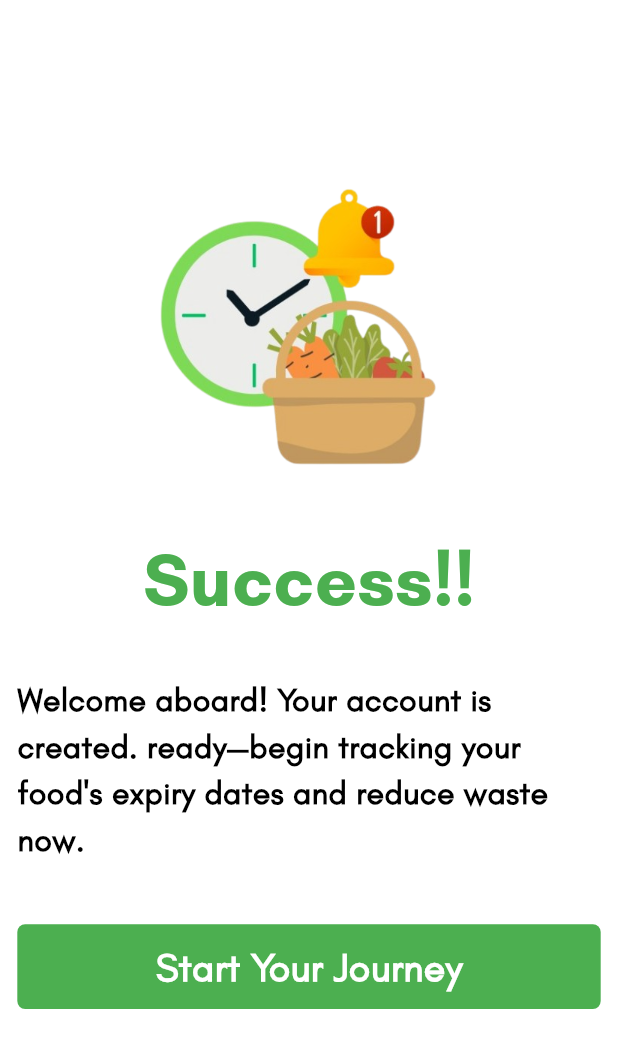
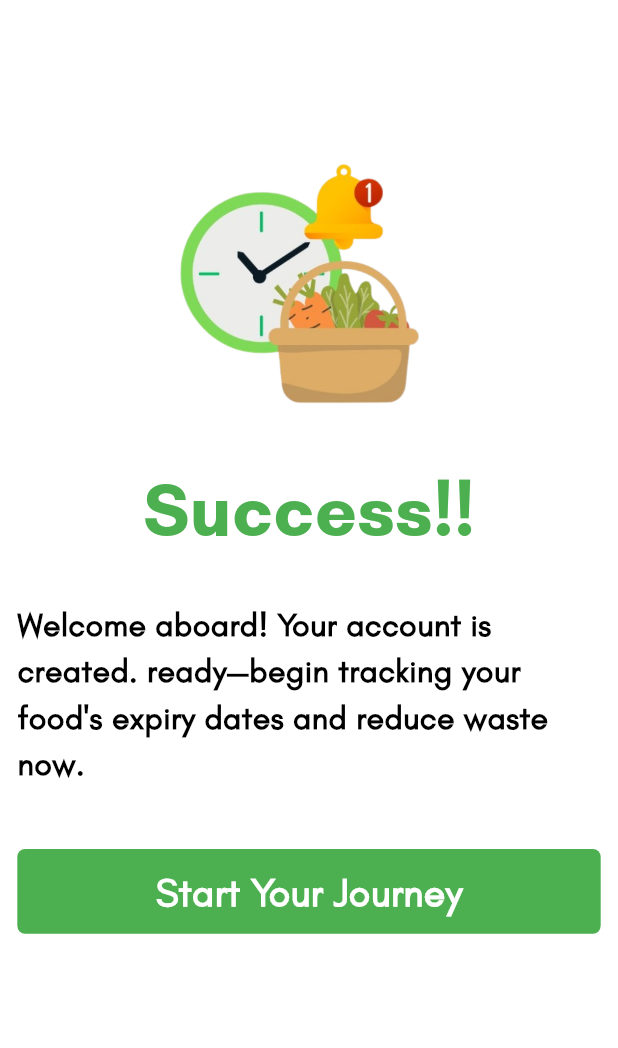
Before and after one commit to NikhilYadav04/FreshTrack, a Flutter app: the SuccessScreen screen opened directly, on a phone screen of 412 x 824 dp. Shown: the top 1048 px of the screen. Run offline on Flutter 3.47's test engine with Material 3 defaults, Android fonts, the phone set to English and light mode, and no system bars; our stand-ins replace curved_navigation_bar, firebase_auth, get, hive, hive_flutter, slider_button and 2 more; accounts and stored records are empty.

Commit message:
Responsive values fixed

```diff
--- a/freshtrack/lib/screens/auth/signup_screen.dart
+++ b/freshtrack/lib/screens/auth/signup_screen.dart
@@ -19,20 +19,20 @@ class SignupScreen extends StatelessWidget {
         child: Scaffold(
       appBar: AppBar(
         backgroundColor: Colors.white,
-        toolbarHeight: 65,
+        toolbarHeight: 6.84693*SizeConfig.heightMultiplier,
         automaticallyImplyLeading: false,
         leading: GestureDetector(
            onTap: (){Get.back();},
           child: Icon(
             Icons.arrow_back_ios_new,
             color: Colors.black,
-            size: 32,
+            size: 3.37079*SizeConfig.heightMultiplier,
           ),
         ),
         centerTitle: true,
         title: Text(
           "Create",
-          style: style.copyWith(fontWeight: FontWeight.w400, fontSize: 32),
+          style: style.copyWith(fontWeight: FontWeight.w400, fontSize: 3.3707*SizeConfig.heightMultiplier),
         ),
       ),
       backgroundColor: Colors.white,
--- a/freshtrack/lib/screens/auth/success_screen.dart
+++ b/freshtrack/lib/screens/auth/success_screen.dart
@@ -21,12 +21,12 @@ class SuccessScreen extends StatelessWidget {
               horizontal: 2.8* SizeConfig.widthMultiplier),
           child: Column(
             children: [
-              SizedBox(height: 100,),
+              SizedBox(height: 10.5337*SizeConfig.heightMultiplier,),
               Center(
                   child: Image.asset(
                 Images.Icon,
-                height: 250,
-                width: 250,
+                height: 26.3343*SizeConfig.heightMultiplier,
+                width: 55.8035*SizeConfig.widthMultiplier,
               )),
               Text(
                 "Success!!",
@@ -34,7 +34,7 @@ class SuccessScreen extends StatelessWidget {
                     color: Colours.Green,
                     fontSize: 6 * SizeConfig.heightMultiplier),
               ),
-              SizedBox(height: 30,),
+              SizedBox(height: 3.1601234*SizeConfig.heightMultiplier,),
               Text(
                 "Welcome aboard! Your account is created. ready—begin tracking your food's expiry dates and reduce waste now.",
                 style: style.copyWith(
```
